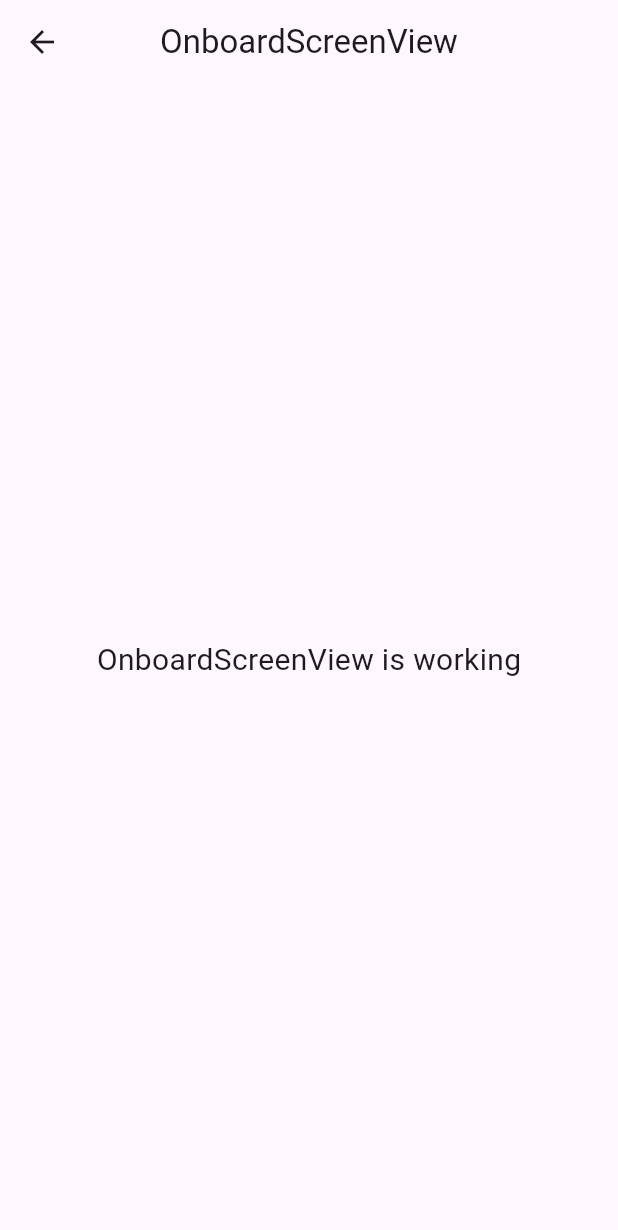
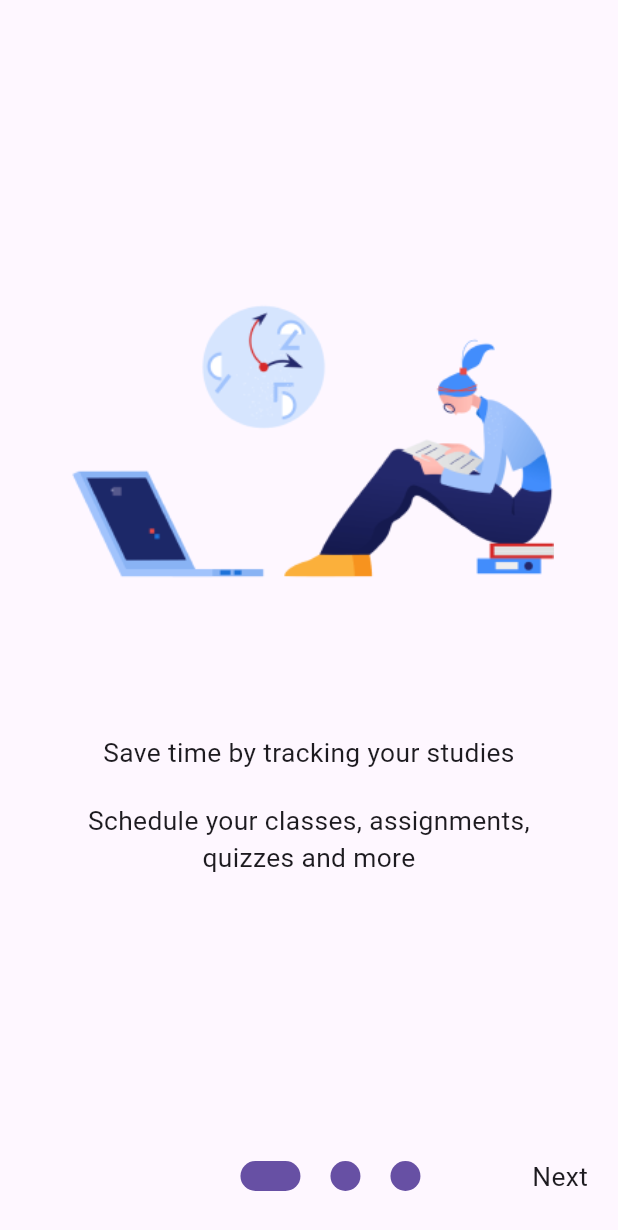
Before and after one commit to codereyamin/flutter_todo_app, a Flutter app: the OnboardScreenView screen opened by its route, on a phone screen of 412 x 824 dp. Shown: the top 1230 px of the screen. Run offline on Flutter 3.47's test engine with Material 3 defaults, Android fonts, the phone set to English and light mode, and no system bars; our stand-ins replace firebase_core, get, get_storage; accounts and stored records are empty; generated files the repository leaves out were written again.

Commit message:
splash and onboard screen done

```diff
--- a/lib/app/modules/onboardScreen/controllers/onboard_screen_controller.dart
+++ b/lib/app/modules/onboardScreen/controllers/onboard_screen_controller.dart
@@ -1,23 +1,46 @@
+import 'package:flutter/widgets.dart';
+import 'package:flutter_todo_app/app/modules/onboardScreen/models/on_board_data_model.dart';
+import 'package:flutter_todo_app/app/routes/app_pages.dart';
 import 'package:get/get.dart';
 
 class OnboardScreenController extends GetxController {
-  //TODO: Implement OnboardScreenController
+  RxInt selectedIndex = RxInt(0);
+  late PageController pageController =
+      PageController(initialPage: selectedIndex.value);
+  List<OnBoardDataModel> onBoardDataList = [
+    OnBoardDataModel(
+        imagePath: "assets/on_board_1.png",
+        title: "Save time by tracking your studies",
+        subTitle: "Schedule your classes, assignments, quizzes and more"),
+    OnBoardDataModel(
+        imagePath: "assets/on_board_2.png",
+        title: "Stay on top of your education",
+        subTitle: "Reduce your stress, increase your productivity"),
+    OnBoardDataModel(
+        imagePath: "assets/on_board_3.png",
+        title: "Spend more time doing the things you love",
+        subTitle: "Get started within five minutes"),
+  ];
 
-  final count = 0.obs;
-  @override
-  void onInit() {
-    super.onInit();
+  changePage(int index) {
+    selectedIndex.value = index;
+    pageController.animateToPage(selectedIndex.value,
+        duration: const Duration(seconds: 1), curve: Curves.ease);
   }
 
-  @override
-  void onReady() {
-    super.onReady();
+  nextPage() {
+    if (selectedIndex.value != onBoardDataList.length - 1) {
+      selectedIndex.value = selectedIndex.value + 1;
+      changePage(selectedIndex.value);
+    } else {
+      Get.offAllNamed(Routes.HOME_SCREEN);
+    }
   }
 
-  @override
-  void onClose() {
-    super.onClose();
+  previewPage() {
+    selectedIndex.value = selectedIndex.value - 1;
+    if (!selectedIndex.isNegative) {
+      changePage(selectedIndex.value);
+    }
   }
-
-  void increment() => count.value++;
 }
--- /dev/null
+++ b/lib/app/modules/onboardScreen/models/on_board_data_model.dart
@@ -0,0 +1,10 @@
+class OnBoardDataModel {
+  final String imagePath;
+  final String title;
+  final String subTitle;
+  OnBoardDataModel({
+    required this.imagePath,
+    required this.subTitle,
+    required this.title,
+  });
+}
--- a/lib/app/modules/onboardScreen/views/onboard_screen_view.dart
+++ b/lib/app/modules/onboardScreen/views/onboard_screen_view.dart
@@ -1,4 +1,6 @@
 import 'package:flutter/material.dart';
+import 'package:flutter_todo_app/app/modules/onboardScreen/models/on_board_data_model.dart';
+import 'package:flutter_todo_app/widgets/app_text.dart';
 
 import 'package:get/get.dart';
 
@@ -8,17 +10,106 @@ class OnboardScreenView extends GetView<OnboardScreenController> {
   const OnboardScreenView({Key? key}) : super(key: key);
   @override
   Widget build(BuildContext context) {
-    return Scaffold(
-      appBar: AppBar(
-        title: const Text('OnboardScreenView'),
-        centerTitle: true,
-      ),
-      body: const Center(
-        child: Text(
-          'OnboardScreenView is working',
-          style: TextStyle(fontSize: 20),
-        ),
-      ),
-    );
+    return GetBuilder(
+        init: OnboardScreenController(),
+        builder: (context) {
+          return Scaffold(
+            body: PageView.builder(
+              itemCount: controller.onBoardDataList.length,
+              controller: controller.pageController,
+              onPageChanged: controller.changePage,
+              itemBuilder: (context, index) {
+                OnBoardDataModel item = controller.onBoardDataList[index];
+                return Column(
+                  mainAxisAlignment: MainAxisAlignment.center,
+                  children: [
+                    Image.asset(
+                      item.imagePath,
+                      width: Get.width / 10 * 8,
+                      height: Get.width / 10 * 8,
+                      fit: BoxFit.contain,
+                    ),
+                    Padding(
+                      padding: const EdgeInsets.all(40.0),
+                      child: Column(
+                        children: [
+                          const SizedBox(
+                            height: 20,
+                          ),
+                          AppText(
+                            text: item.title,
+                            textAlign: TextAlign.center,
+                          ),
+                          const SizedBox(
+                            height: 20,
+                          ),
+                          AppText(
+                            text: item.subTitle,
+                            textAlign: TextAlign.center,
+                          ),
+                          const SizedBox(
+                            height: 20,
+                          ),
+                        ],
+                      ),
+                    )
+                  ],
+                );
+              },
+            ),
+            bottomNavigationBar: Padding(
+              padding: const EdgeInsets.all(20.0),
+              child: Obx(
+                () => Row(
+                    mainAxisAlignment: MainAxisAlignment.spaceBetween,
+                    children: [
+                      InkWell(
+                        onTap: controller.selectedIndex.value == 0
+                            ? null
+                            : () {
+                                controller.previewPage();
+                              },
+                        child: controller.selectedIndex.value == 0
+                            ? const AppText(
+                                text: "PreView",
+                                color: Colors.transparent,
+                              )
+                            : const AppText(text: "PreView"),
+                      ),
+                      Row(
+                          children: List.generate(
+                              controller.onBoardDataList.length,
+                              (index) => Padding(
+                                    padding: const EdgeInsets.all(10.0),
+                                    child: AnimatedContainer(
+                                      duration: const Duration(seconds: 1),
+                                      width: controller.selectedIndex.value ==
+                                              index
+                                          ? 40
+                                          : 20,
+                                      height: 20,
+                                      decoration: BoxDecoration(
+                                          color: Theme.of(Get.context!)
+                                              .primaryColor,
+                                          borderRadius:
+                                              BorderRadius.circular(20)),
+                                    ),
+                                  ))),
+                      InkWell(
+                        onTap: () {
+                          controller.nextPage();
+                        },
+                        child: controller.selectedIndex.value !=
+                                controller.onBoardDataList.length - 1
+                            ? const AppText(
+                                text: "Next",
+                              )
+                            : const AppText(text: "Done"),
+                      ),
+                    ]),
+              ),
+            ),
+          );
+        });
   }
 }
--- a/lib/app/routes/app_routes.dart
+++ b/lib/app/routes/app_routes.dart
@@ -3,7 +3,6 @@ part of 'app_pages.dart';
 
 abstract class Routes {
   Routes._();
-  static const HOME = _Paths.HOME;
   static const ONBOARD_SCREEN = _Paths.ONBOARD_SCREEN;
   static const HOME_SCREEN = _Paths.HOME_SCREEN;
   static const SPLASH_SCREEN = _Paths.SPLASH_SCREEN;
@@ -11,7 +10,6 @@ abstract class Routes {
 
 abstract class _Paths {
   _Paths._();
-  static const HOME = '/home';
   static const ONBOARD_SCREEN = '/onboard-screen';
   static const HOME_SCREEN = '/home-screen';
   static const SPLASH_SCREEN = '/splash-screen';
--- /dev/null
+++ b/lib/widgets/app_text.dart
@@ -0,0 +1,38 @@
+import 'dart:math';
+
+import 'package:flutter/material.dart';
+
+class AppText extends StatelessWidget {
+  final String text;
+  final double minFontSize;
+  final double maxFontSize;
+  final TextAlign? textAlign;
+  final Color? color;
+
+  const AppText({
+    super.key,
+    required this.text,
+    this.minFontSize = 16,
+    this.maxFontSize = 32,
+    this.textAlign,
+    this.color,
+  });
+
+  @override
+  Widget build(BuildContext context) {
+    double screenWidth = MediaQuery.of(context).size.width;
+    double scaleFactor = screenWidth /
+        375.0; // Adjust 375.0 according to your design reference width
+
+    double fontSize = max(minFontSize, min(maxFontSize, 16 * scaleFactor));
+
+    return Text(
+      text,
+      textAlign: textAlign,
+      style: TextStyle(
+        fontSize: fontSize,
+        color: color,
+      ),
+    );
+  }
+}
--- a/pubspec.yaml
+++ b/pubspec.yaml
@@ -21,3 +21,5 @@ dev_dependencies:
 
 flutter:
   uses-material-design: true
+  assets:
+    - assets/
```
Also changed, not shown: lib/app/modules/home/bindings/home_binding.dart (deleted, +0 -12 lines), lib/app/modules/home/controllers/home_controller.dart (deleted, +0 -23 lines), lib/app/modules/home/views/home_view.dart (deleted, +0 -24 lines), lib/app/modules/splashScreen/controllers/splash_screen_controller.dart (+16 -15 lines), lib/app/modules/splashScreen/views/splash_screen_view.dart (+23 -10 lines), lib/app/routes/app_pages.dart (+0 -8 lines), assets/on_board_1.png (added), assets/on_board_2.png (added), assets/on_board_3.png (added).
